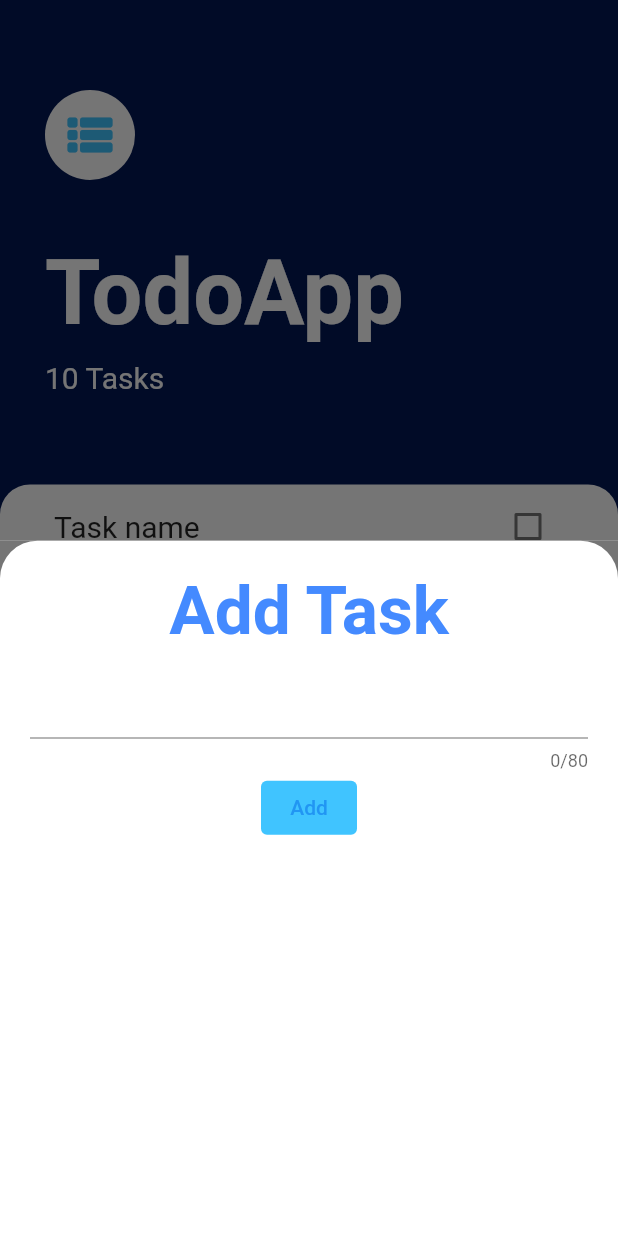
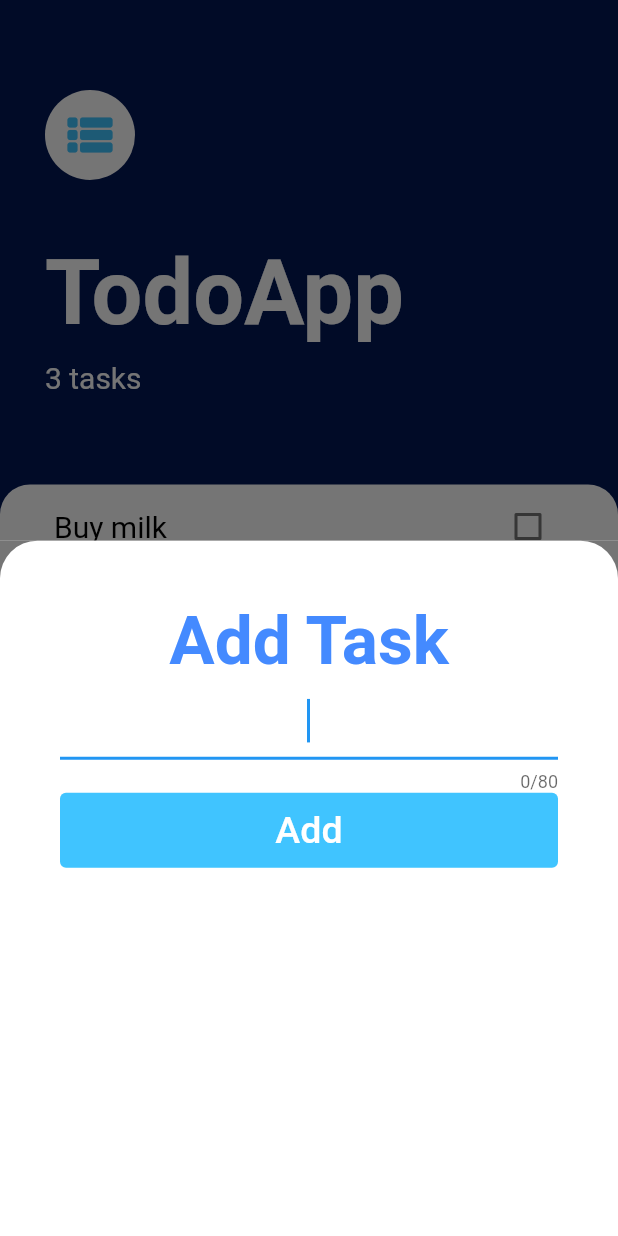
Before and after one commit to prathmeshbonde/TodoApp, a Flutter app: the screen it shows after launch, after a tap on the "add" icon, on a phone screen of 412 x 824 dp. Run offline on Flutter 3.47's test engine with Material 2 defaults, Android fonts, the phone set to English and light mode, and no system bars.

Commit message:
Added lists and functionality using callback

```diff
--- a/lib/main.dart
+++ b/lib/main.dart
@@ -1,5 +1,5 @@
 import 'package:flutter/material.dart';
-import 'package:todo_app/screens/task.dart';
+import 'package:todo_app/screens/task_screen.dart';
 
 void main() {
   runApp(const TodoApp());
@@ -11,6 +11,7 @@ class TodoApp extends StatelessWidget {
   @override
   Widget build(BuildContext context) {
     return const MaterialApp(
+      debugShowCheckedModeBanner: false,
       home: TaskScreen(),
     );
   }
--- /dev/null
+++ b/lib/model/tasks.dart
@@ -0,0 +1,10 @@
+class Task {
+  final String name;
+  bool isDone;
+
+  Task({required this.name, this.isDone = false});
+
+  void toggleDone() {
+    isDone = !isDone;
+  }
+}
--- a/lib/screens/add_task_screen.dart
+++ b/lib/screens/add_task_screen.dart
@@ -1,14 +1,16 @@
+// ignore_for_file: avoid_print
+
 import 'package:flutter/material.dart';
 
 class AddTaskScreen extends StatelessWidget {
-  const AddTaskScreen({Key? key}) : super(key: key);
+  const AddTaskScreen({Key? key, this.addTaskCallback}) : super(key: key);
 
-  void addTask() {
-    print('A');
-  }
+  final Function? addTaskCallback;
 
   @override
   Widget build(BuildContext context) {
+    String? newTaskTitle;
+
     return Container(
       // padding: const EdgeInsets.only(top: 20.0),
       color: const Color(0xFF757575),
@@ -21,29 +23,41 @@ class AddTaskScreen extends StatelessWidget {
           ),
         ),
         child: Padding(
-          padding: const EdgeInsets.all(20.0),
+          padding: const EdgeInsets.all(40.0),
           child: Column(
+            crossAxisAlignment: CrossAxisAlignment.stretch,
             children: [
               const Text(
                 'Add Task',
+                textAlign: TextAlign.center,
                 style: TextStyle(
                   color: Colors.blueAccent,
                   fontSize: 45.0,
                   fontWeight: FontWeight.bold,
                 ),
               ),
-              const TextField(
+              TextField(
+                autofocus: true,
                 textAlign: TextAlign.center,
-                style: TextStyle(
-                  fontSize: 30.0,
+                style: const TextStyle(
+                  fontSize: 25.0,
                 ),
                 maxLength: 80,
+                onChanged: (newText) {
+                  newTaskTitle = newText;
+                },
               ),
               TextButton(
-                onPressed: addTask,
-                child: const Text('Add'),
+                onPressed: () {
+                  addTaskCallback!(newTaskTitle);
+                },
+                child: const Text(
+                  'Add',
+                  style: TextStyle(fontSize: 25.0, color: Colors.white),
+                ),
                 style: ButtonStyle(
                   backgroundColor: MaterialStateProperty.all(Colors.lightBlueAccent),
+                  fixedSize: MaterialStateProperty.all(const Size(20.0, 50.0)),
                 ),
               ),
             ],
--- a/lib/screens/task.dart
+++ b/lib/screens/task_screen.dart
@@ -1,11 +1,23 @@
 // ignore_for_file: avoid_print
 
 import 'package:flutter/material.dart';
+import 'package:todo_app/model/tasks.dart';
 import 'package:todo_app/screens/add_task_screen.dart';
 import 'package:todo_app/widgets/tasks_list.dart';
 
-class TaskScreen extends StatelessWidget {
+class TaskScreen extends StatefulWidget {
   const TaskScreen({Key? key}) : super(key: key);
+
+  @override
+  State<TaskScreen> createState() => _TaskScreenState();
+}
+
+class _TaskScreenState extends State<TaskScreen> {
+  List<Task> tasks = [
+    Task(name: 'Buy milk'),
+    Task(name: 'Eat eggs'),
+    Task(name: 'Drink milk'),
+  ];
 
   @override
   Widget build(BuildContext context) {
@@ -17,7 +29,12 @@ class TaskScreen extends StatelessWidget {
         onPressed: () => {
           showModalBottomSheet(
             context: context,
-            builder: (BuildContext context) => const AddTaskScreen(),
+            builder: (BuildContext context) => AddTaskScreen(addTaskCallback: (newTaskTitle) {
+              setState(() {
+                tasks.add(Task(name: newTaskTitle));
+              });
+              Navigator.pop(context);
+            }),
           ),
         },
       ),
@@ -28,8 +45,8 @@ class TaskScreen extends StatelessWidget {
             padding: const EdgeInsets.only(top: 60.0, left: 30.0, right: 30.0, bottom: 30.0),
             child: Column(
               crossAxisAlignment: CrossAxisAlignment.start,
-              children: const [
-                CircleAvatar(
+              children: [
+                const CircleAvatar(
                   child: Icon(
                     Icons.view_list_rounded,
                     color: Colors.lightBlueAccent,
@@ -38,10 +55,10 @@ class TaskScreen extends StatelessWidget {
                   radius: 30.0,
                   backgroundColor: Colors.white,
                 ),
-                SizedBox(
+                const SizedBox(
                   height: 40.0,
                 ),
-                Text(
+                const Text(
                   'TodoApp',
                   textAlign: TextAlign.start,
                   style: TextStyle(
@@ -50,12 +67,12 @@ class TaskScreen extends StatelessWidget {
                     fontWeight: FontWeight.bold,
                   ),
                 ),
-                SizedBox(
+                const SizedBox(
                   height: 10.0,
                 ),
                 Text(
-                  '10 Tasks',
-                  style: TextStyle(
+                  '${tasks.length} tasks',
+                  style: const TextStyle(
                     fontSize: 20.0,
                     color: Colors.white,
                   ),
@@ -75,12 +92,8 @@ class TaskScreen extends StatelessWidget {
                   topRight: Radius.circular(20.0),
                 ),
               ),
-              child: ListView(
-                children: const [
-                  TasksList(),
-                  TasksList(),
-                  TasksList(),
-                ],
+              child: TasksList(
+                tasks: tasks,
               ),
             ),
           ),
--- /dev/null
+++ b/lib/widgets/task_tile.dart
@@ -0,0 +1,27 @@
+import 'package:flutter/material.dart';
+
+class TaskTile extends StatelessWidget {
+  final bool isChecked;
+  final String taskTitle;
+  final Function(bool?) checkboxCallback;
+
+  const TaskTile({Key? key, required this.isChecked, required this.taskTitle, required this.checkboxCallback}) : super(key: key);
+
+  @override
+  Widget build(BuildContext context) {
+    return ListTile(
+      title: Text(
+        taskTitle,
+        style: TextStyle(
+          fontSize: 20.0,
+          color: !isChecked ? Colors.black : Colors.black38,
+          decoration: isChecked ? TextDecoration.lineThrough : null,
+        ),
+      ),
+      trailing: Checkbox(
+        value: isChecked,
+        onChanged: checkboxCallback, //toggleCheckbox,
+      ),
+    );
+  }
+}
--- a/lib/widgets/tasks_list.dart
+++ b/lib/widgets/tasks_list.dart
@@ -1,25 +1,34 @@
 // ignore_for_file: avoid_print
 
 import 'package:flutter/material.dart';
+import 'package:todo_app/widgets/task_tile.dart';
+import 'package:todo_app/model/tasks.dart';
 
-class TasksList extends StatelessWidget {
-  const TasksList({
-    Key? key,
-  }) : super(key: key);
+class TasksList extends StatefulWidget {
+  const TasksList({Key? key, required this.tasks}) : super(key: key);
+
+  final List<Task> tasks;
 
   @override
+  State<TasksList> createState() => _TasksListState();
+}
+
+class _TasksListState extends State<TasksList> {
+  @override
   Widget build(BuildContext context) {
-    return ListTile(
-      title: const Text(
-        'Task name',
-        style: TextStyle(
-          fontSize: 20.0,
-        ),
-      ),
-      trailing: Checkbox(
-        value: false,
-        onChanged: (val) => print('val'),
-      ),
+    return ListView.builder(
+      itemBuilder: (context, index) {
+        return TaskTile(
+          isChecked: widget.tasks[index].isDone,
+          taskTitle: widget.tasks[index].name,
+          checkboxCallback: (checkboxState) {
+            setState(() {
+              widget.tasks[index].toggleDone();
+            });
+          },
+        );
+      },
+      itemCount: widget.tasks.length,
     );
   }
 }
```
